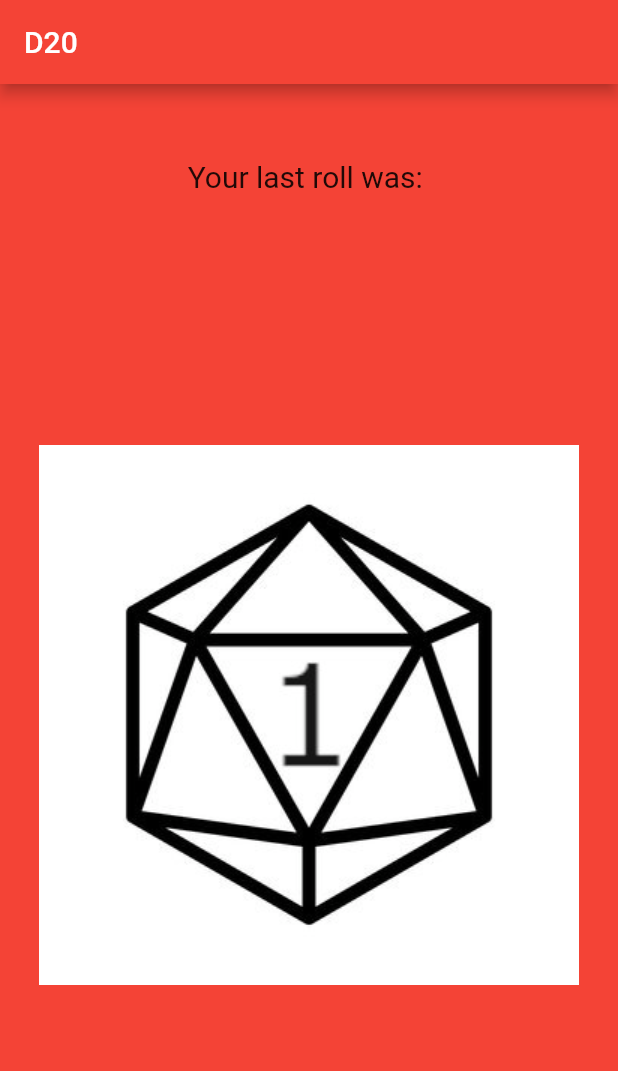
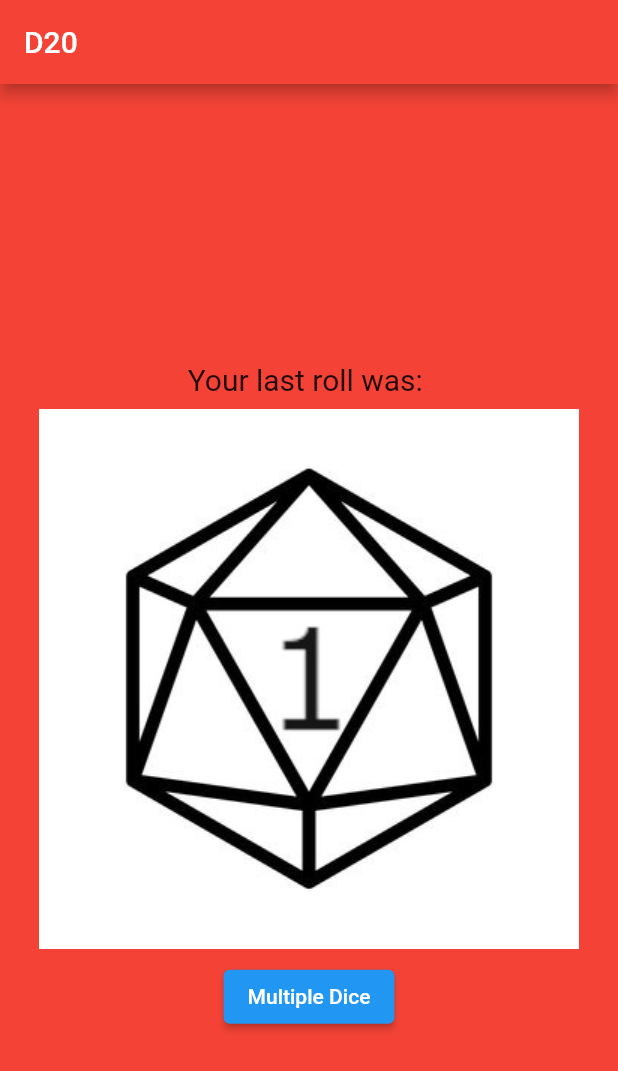
Before and after one commit to scottamass/dice_app, a Flutter app: the screen it shows after launch, on a phone screen of 412 x 824 dp. Shown: the top 1071 px of the screen. Run offline on Flutter 3.47's test engine with Material 2 defaults, Android fonts, the light colour scheme and no system bars; our stand-ins replace audioplayers.

Commit message:
multi dice

```diff
--- a/lib/main.dart
+++ b/lib/main.dart
@@ -26,6 +26,8 @@ class DicePage extends StatefulWidget {
 class _DicePageState extends State<DicePage> {
   int diceNo = 1;
   dynamic previousRoll = '';
+  bool multipleDiceMode = false; // New variable to track the mode
+
   void playSound() async {
     final player = AudioCache();
     player.play('dice.mp3');
@@ -46,6 +48,12 @@ class _DicePageState extends State<DicePage> {
     });
   }
 
+  void toggleDiceMode() {
+    setState(() {
+      multipleDiceMode = !multipleDiceMode;
+    });
+  }
+
   @override
   Widget build(BuildContext context) {
     return Center(
@@ -54,25 +62,40 @@ class _DicePageState extends State<DicePage> {
         crossAxisAlignment: CrossAxisAlignment.center,
         children: [
           Padding(
-            padding: const EdgeInsets.only(top: 50.0), // Add some top padding
+            padding: const EdgeInsets.only(top: 50.0),
             child: Text(
               'Your last roll was: $previousRoll',
               style: TextStyle(fontSize: 20),
             ),
           ),
-          Expanded(
-            child: Column(
+          if (multipleDiceMode)
+            Row(
               mainAxisAlignment: MainAxisAlignment.center,
-              crossAxisAlignment: CrossAxisAlignment.center,
               children: [
-                TextButton(
-                  onPressed: () {
-                    rollDice();
-                  },
-                  child: Image.asset('images/dice$diceNo.jpg'),
-                ),
+                for (int i = 0; i < 2; i++) // Display two dice
+                  Padding(
+                    padding: const EdgeInsets.all(10.0),
+                    child: TextButton(
+                      onPressed: () {
+                        rollDice();
+                      },
+                      child: Image.asset('images/dice$diceNo.jpg'),
+                    ),
+                  ),
               ],
+            )
+          else
+            TextButton(
+              onPressed: () {
+                rollDice();
+              },
+              child: Image.asset('images/dice$diceNo.jpg'),
             ),
+          ElevatedButton(
+            onPressed: () {
+              toggleDiceMode();
+            },
+            child: Text(multipleDiceMode ? 'Single Die' : 'Multiple Dice'),
           ),
         ],
       ),
```
